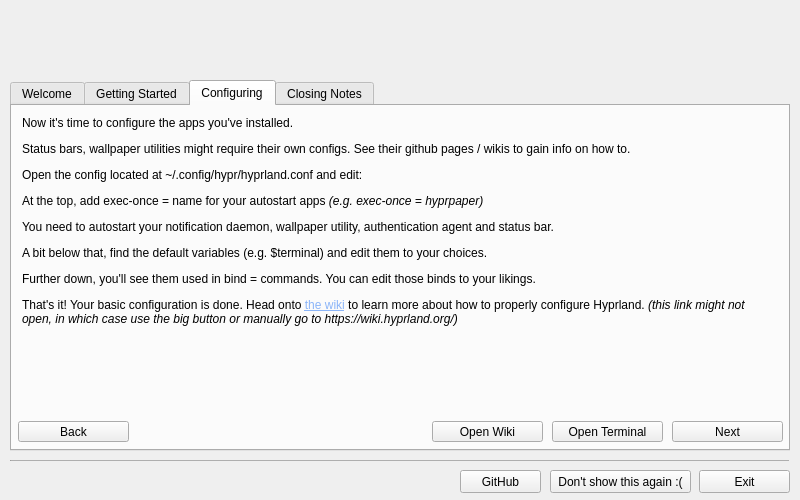
First picture: the form in chyprlandwelcome.ui, repository hyprwm/hyprland-welcome, before the edit.
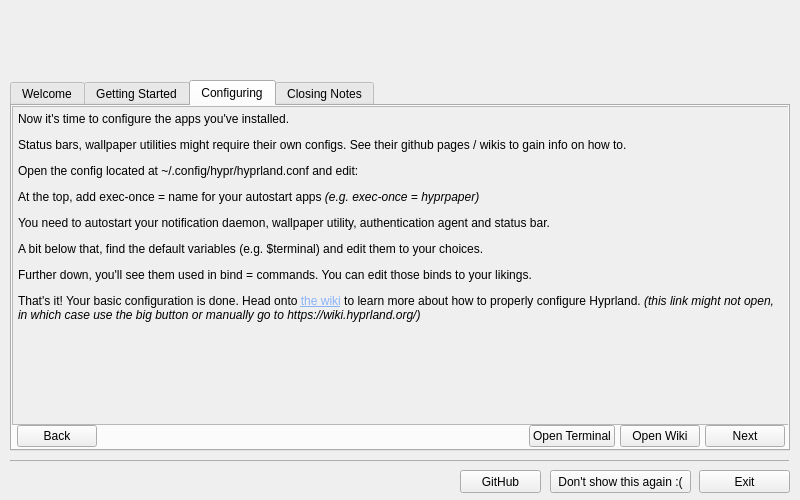
Second picture: the form after the edit. The open tabs and pages were chosen to show the change. Icons and pictures are not drawn.

Commit message: move shit to layouts

What changed in the file:
```diff
--- a/chyprlandwelcome.ui
+++ b/chyprlandwelcome.ui
@@ -81,6 +81,12 @@
     <property name="usesScrollButtons">
      <bool>false</bool>
     </property>
+    <property name="tabsClosable">
+     <bool>false</bool>
+    </property>
+    <property name="tabBarAutoHide">
+     <bool>false</bool>
+    </property>
     <widget class="QWidget" name="welcomeTab">
      <attribute name="title">
       <string>Welcome</string>
@@ -455,49 +461,150 @@
      <attribute name="title">
       <string>Configuring</string>
      </attribute>
-     <widget class="QLabel" name="label_4">
+     <widget class="QWidget" name="verticalLayoutWidget_3">
       <property name="geometry">
        <rect>
-        <x>10</x>
-        <y>10</y>
-        <width>751</width>
-        <height>271</height>
+        <x>0</x>
+        <y>0</y>
+        <width>778</width>
+        <height>341</height>
        </rect>
+      </property>
+      <layout class="QVBoxLayout" name="verticalLayout_5">
+       <property name="spacing">
+        <number>0</number>
+       </property>
+       <item>
+        <widget class="QScrollArea" name="scrollArea_4">
+         <property name="sizePolicy">
+          <sizepolicy hsizetype="Expanding" vsizetype="Expanding">
+           <horstretch>0</horstretch>
+           <verstretch>0</verstretch>
+          </sizepolicy>
+         </property>
+         <property name="minimumSize">
+          <size>
+           <width>776</width>
+           <height>260</height>
+          </size>
+         </property>
+         <property name="horizontalScrollBarPolicy">
+          <enum>Qt::ScrollBarAlwaysOff</enum>
+         </property>
+         <property name="widgetResizable">
+          <bool>true</bool>
+         </property>
+         <widget class="QWidget" name="verticalLayoutWidget2_3">
+          <property name="geometry">
+           <rect>
+            <x>0</x>
+            <y>0</y>
+            <width>774</width>
+            <height>312</height>
+           </rect>
+          </property>
+          <layout class="QVBoxLayout" name="verticalLayout_6">
+           <property name="spacing">
+            <number>15</number>
+           </property>
+           <property name="leftMargin">
+            <number>5</number>
+           </property>
+           <property name="topMargin">
+            <number>5</number>
+           </property>
+           <property name="rightMargin">
+            <number>5</number>
+           </property>
+           <property name="bottomMargin">
+            <number>5</number>
+           </property>
+           <item>
+            <widget class="QLabel" name="label_7">
+             <property name="sizePolicy">
+              <sizepolicy hsizetype="Expanding" vsizetype="Preferred">
+               <horstretch>0</horstretch>
+               <verstretch>0</verstretch>
+              </sizepolicy>
+             </property>
+             <property name="maximumSize">
+              <size>
+               <width>16777215</width>
+               <height>16777215</height>
+              </size>
       </property>
       <property name="text">
        <string>&lt;html&gt;&lt;head/&gt;&lt;body&gt;&lt;p&gt;Now it's time to configure the apps you've installed.&lt;/p&gt;&lt;p&gt;Status bars, wallpaper utilities might require their own configs. See their github pages / wikis to gain info on how to.&lt;/p&gt;&lt;p&gt;Open the config located at ~/.config/hypr/hyprland.conf and edit:&lt;/p&gt;&lt;p&gt;At the top, add exec-once = name for your autostart apps &lt;span style=&quot; font-style:italic;&quot;&gt;(e.g. exec-once = hyprpaper)&lt;/span&gt;&lt;/p&gt;&lt;p&gt;You need to autostart your notification daemon, wallpaper utility, authentication agent and status bar.&lt;/p&gt;&lt;p&gt;A bit below that, find the default variables (e.g. $terminal) and edit them to your choices.&lt;/p&gt;&lt;p&gt;Further down, you'll see them used in bind = commands. You can edit those binds to your likings.&lt;/p&gt;&lt;p&gt;That's it! Your basic configuration is done. Head onto &lt;a href=&quot;https://wiki.hyprland.org/Configuring/Configuring-Hyprland/&quot;&gt;&lt;span style=&quot; text-decoration: underline; color:#8ab4f8;&quot;&gt;the wiki&lt;/span&gt;&lt;/a&gt; to learn more about how to properly configure Hyprland. &lt;span style=&quot; font-style:italic;&quot;&gt;(this link might not open, in which case use the big button or manually go to https://wiki.hyprland.org/)&lt;/span&gt;&lt;/p&gt;&lt;/body&gt;&lt;/html&gt;</string>
       </property>
-      <property name="alignment">
-       <set>Qt::AlignLeading|Qt::AlignLeft|Qt::AlignTop</set>
-      </property>
       <property name="wordWrap">
        <bool>true</bool>
       </property>
      </widget>
-     <widget class="QPushButton" name="tab3Next">
-      <property name="geometry">
-       <rect>
-        <x>660</x>
-        <y>315</y>
-        <width>111</width>
-        <height>21</height>
-       </rect>
+           </item>
+           <item>
+            <spacer name="verticalSpacer_4">
+             <property name="orientation">
+              <enum>Qt::Vertical</enum>
+             </property>
+             <property name="sizeHint" stdset="0">
+              <size>
+               <width>20</width>
+               <height>40</height>
+              </size>
+             </property>
+            </spacer>
+           </item>
+          </layout>
+         </widget>
+        </widget>
+       </item>
+       <item>
+        <layout class="QHBoxLayout" name="horizontalLayout_3">
+         <property name="spacing">
+          <number>5</number>
+         </property>
+         <property name="leftMargin">
+          <number>5</number>
+         </property>
+         <property name="rightMargin">
+          <number>5</number>
+         </property>
+         <item>
+          <widget class="QPushButton" name="tab3Back">
+           <property name="sizePolicy">
+            <sizepolicy hsizetype="Minimum" vsizetype="Preferred">
+             <horstretch>0</horstretch>
+             <verstretch>0</verstretch>
+            </sizepolicy>
       </property>
       <property name="focusPolicy">
        <enum>Qt::NoFocus</enum>
       </property>
       <property name="text">
-       <string>Next</string>
-      </property>
-     </widget>
+            <string>Back</string>
+           </property>
+          </widget>
+         </item>
+         <item>
+          <spacer name="horizontalSpacer_3">
+           <property name="orientation">
+            <enum>Qt::Horizontal</enum>
+           </property>
+           <property name="sizeHint" stdset="0">
+            <size>
+             <width>40</width>
+             <height>20</height>
+            </size>
+           </property>
+          </spacer>
+         </item>
+         <item>
      <widget class="QPushButton" name="openTerminalButton2">
-      <property name="geometry">
-       <rect>
-        <x>540</x>
-        <y>315</y>
-        <width>111</width>
-        <height>21</height>
-       </rect>
+           <property name="sizePolicy">
+            <sizepolicy hsizetype="Minimum" vsizetype="Preferred">
+             <horstretch>0</horstretch>
+             <verstretch>0</verstretch>
+            </sizepolicy>
       </property>
       <property name="focusPolicy">
        <enum>Qt::NoFocus</enum>
@@ -506,15 +613,9 @@
        <string>Open Terminal</string>
       </property>
      </widget>
+         </item>
+         <item>
      <widget class="QPushButton" name="openWikiButton">
-      <property name="geometry">
-       <rect>
-        <x>420</x>
-        <y>315</y>
-        <width>111</width>
-        <height>21</height>
-       </rect>
-      </property>
       <property name="focusPolicy">
        <enum>Qt::NoFocus</enum>
       </property>
@@ -522,21 +623,26 @@
        <string>Open Wiki</string>
       </property>
      </widget>
-     <widget class="QPushButton" name="tab3Back">
-      <property name="geometry">
-       <rect>
-        <x>6</x>
-        <y>315</y>
-        <width>111</width>
-        <height>21</height>
-       </rect>
+         </item>
+         <item>
+          <widget class="QPushButton" name="tab3Next">
+           <property name="sizePolicy">
+            <sizepolicy hsizetype="Minimum" vsizetype="Preferred">
+             <horstretch>0</horstretch>
+             <verstretch>0</verstretch>
+            </sizepolicy>
       </property>
       <property name="focusPolicy">
        <enum>Qt::NoFocus</enum>
       </property>
       <property name="text">
-       <string>Back</string>
-      </property>
+            <string>Next</string>
+           </property>
+          </widget>
+         </item>
+        </layout>
+       </item>
+      </layout>
      </widget>
     </widget>
     <widget class="QWidget" name="closingNotesTab">
```
Left out of the diff: 491 changed lines with no effect on the pictures. Lines whose indentation alone changed are shown as unchanged.
